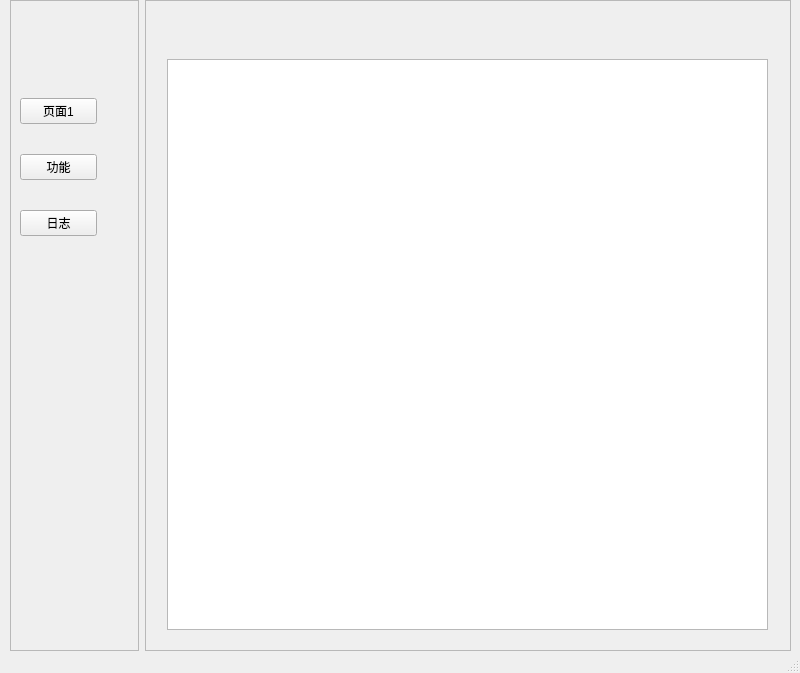
Before: the Qt Designer form asserts/MainWindows.ui in JhihJian/Jhih_Ai_Assistant, drawn with Qt 5.
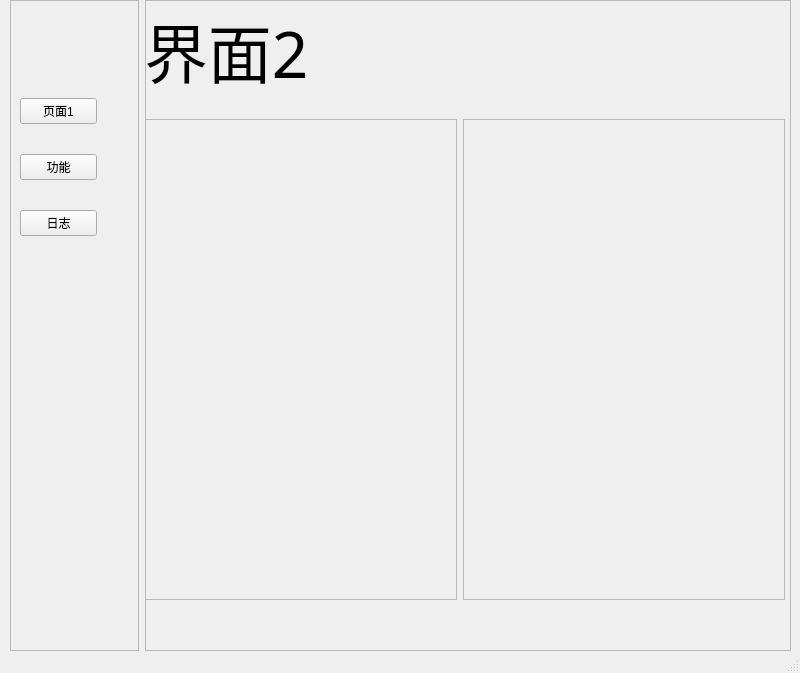
After: the same form once the commit is applied. The open tabs and pages were chosen to show the change.

Diff of the .ui file:
```diff
--- a/asserts/MainWindows.ui
+++ b/asserts/MainWindows.ui
@@ -163,7 +163,7 @@
             <widget class="QFrame" name="function_list_frame">
              <property name="sizePolicy">
               <sizepolicy hsizetype="Expanding" vsizetype="Expanding">
-               <horstretch>2</horstretch>
+               <horstretch>1</horstretch>
                <verstretch>0</verstretch>
               </sizepolicy>
              </property>
@@ -200,7 +200,7 @@
             <widget class="QFrame" name="frame_3">
              <property name="sizePolicy">
               <sizepolicy hsizetype="Expanding" vsizetype="Expanding">
-               <horstretch>5</horstretch>
+               <horstretch>1</horstretch>
                <verstretch>0</verstretch>
               </sizepolicy>
              </property>
@@ -218,26 +218,7 @@
           </layout>
          </widget>
         </widget>
-        <widget class="QWidget" name="page_3">
-         <widget class="QLabel" name="label_3">
-          <property name="geometry">
-           <rect>
-            <x>240</x>
-            <y>210</y>
-            <width>191</width>
-            <height>181</height>
-           </rect>
-          </property>
-          <property name="font">
-           <font>
-            <family>Agency FB</family>
-            <pointsize>48</pointsize>
-           </font>
-          </property>
-          <property name="text">
-           <string>界面3</string>
-          </property>
-         </widget>
+        <widget class="QWidget" name="log_page">
          <widget class="QPlainTextEdit" name="LogTextArea">
           <property name="geometry">
            <rect>
```
Left out of the diff: 14 changed lines with no effect on the pictures.
